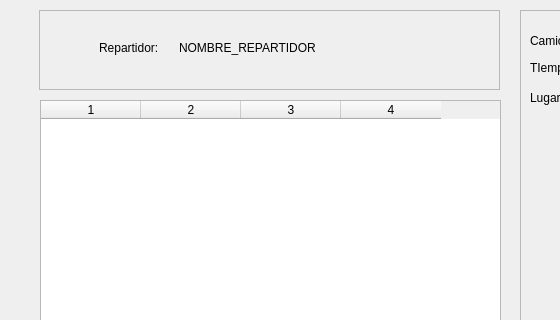
The window that Flipigas/usuario.ui (emedemarcelo/FlipigasTEL102) describes before a commit, drawn with Qt 5; both pictures show x 0 to 560 and y 0 to 320 of the 838 by 437 pixel window.
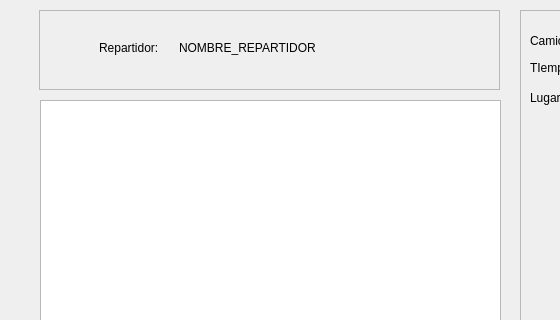
The same window after the commit.

```diff
--- a/Flipigas/usuario.ui
+++ b/Flipigas/usuario.ui
@@ -38,16 +38,6 @@
        <height>311</height>
       </rect>
      </property>
-     <property name="dragEnabled">
-      <bool>false</bool>
-     </property>
-     <property name="columnCount">
-      <number>4</number>
-     </property>
-     <column/>
-     <column/>
-     <column/>
-     <column/>
     </widget>
    </widget>
    <widget class="QFrame" name="InfoRepartidorFrame">
```
Left out of the diff: 2 changed lines with no effect on the pictures.
